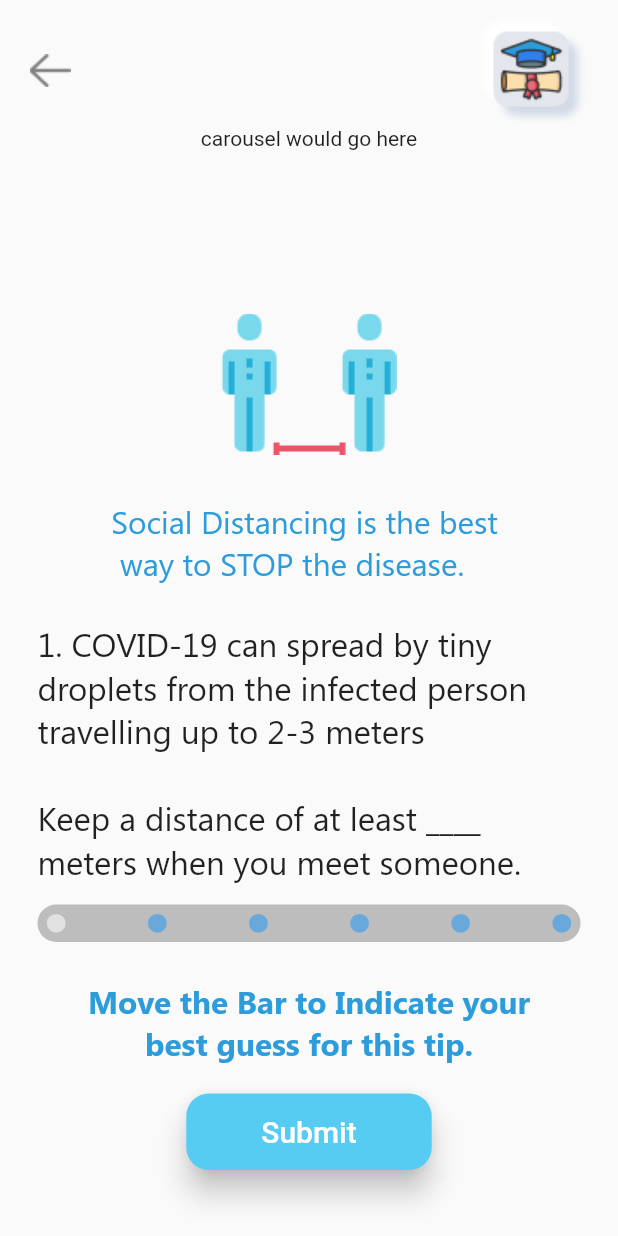
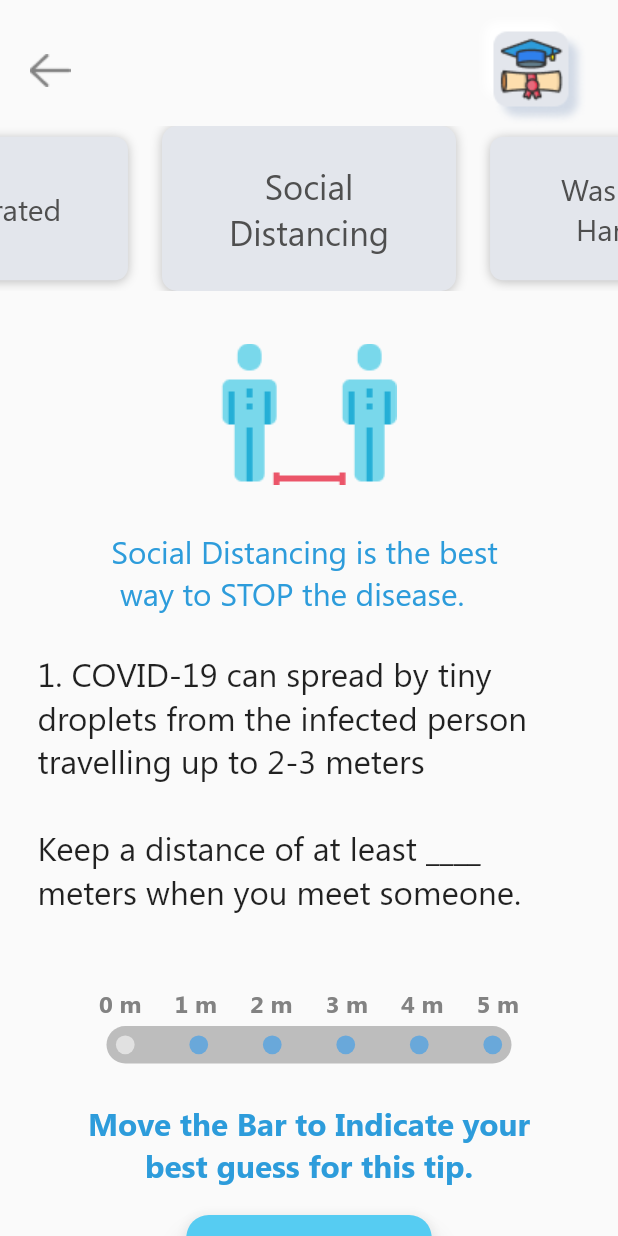
Before and after one commit to ShehzadaSalman/KnowCoronaApp, a Flutter app: the screen it shows after launch, on a phone screen of 412 x 824 dp. Run offline on Flutter 3.47's test engine with Material 2 defaults, Android fonts, the phone set to English and light mode, and no system bars; drawn by our look-alikes of carousel_slider; our stand-ins replace device_preview.

Commit message:
The second commit

```diff
--- a/lib/social-dist.dart
+++ b/lib/social-dist.dart
@@ -1,4 +1,5 @@
 import 'package:flutter/material.dart';
+import 'package:carousel_slider/carousel_slider.dart';
 
 class SocialDistance extends StatefulWidget {
   SocialDistance({Key key}) : super(key: key);
@@ -20,8 +21,25 @@ class _SocialDistanceState extends State<SocialDistance> {
             children: <Widget>[
             navigationTab(),
             surveyCarousel(),
+            SizedBox(height:30),
             surveyInformation(),
             surveyTitleQuestion(),
+            SizedBox(height: 40),
+            Container(width: 350,
+            child:   Padding(
+              padding: const EdgeInsets.symmetric(horizontal: 35.0, vertical: 0),
+              child: Row(
+                mainAxisAlignment: MainAxisAlignment.spaceBetween,
+                children: List.generate(6, (index) => Text("$index m",
+                style: TextStyle(
+                  fontSize: 16, fontWeight:FontWeight.bold, fontFamily: 'Seg',
+                  color: Color(0xFF828282)
+                )
+                ),
+                )),
+              )
+            ),
+
             CoronaSlider(),
              SizedBox(height: 20),
             Container(
@@ -62,7 +80,7 @@ class _SocialDistanceState extends State<SocialDistance> {
             ),
 
             Container(
-              padding: EdgeInsets.fromLTRB(25, 25, 25, 15),
+              padding: EdgeInsets.fromLTRB(25, 25, 60, 15),
              child: Column(
                crossAxisAlignment: CrossAxisAlignment.stretch,
                children: <Widget>[
@@ -70,13 +88,14 @@ class _SocialDistanceState extends State<SocialDistance> {
                    padding: EdgeInsets.fromLTRB(10, 10, 10, 10),
                    constraints: BoxConstraints(minHeight: 50),
 
-                   child: Text('Do not Shake hands or Hug Each Other',
-                   style: TextStyle(fontFamily: 'Seg', fontSize: 16,),
+                   child: Text('Do not Shake hand or Hug Each Other',
+                   style: TextStyle(fontFamily: 'Seg',
+                   fontSize: 16,),
                    ),
                    alignment: Alignment(0.0, 0.0),
                    decoration: BoxDecoration(
                      color: Colors.grey[300],
-                     borderRadius: new BorderRadius.all(new Radius.circular(10.0)),
+                     borderRadius:  BorderRadius.all( Radius.circular(10.0)),
                       boxShadow: [
                   BoxShadow(
                     color: Colors.grey,
@@ -143,7 +162,8 @@ class _SocialDistanceState extends State<SocialDistance> {
                    constraints: BoxConstraints(minHeight: 50),
 
                    child: Text('Wear a face mask to protect others',
-                   style: TextStyle(fontFamily: 'Seg', fontSize: 16,),
+                   textAlign: TextAlign.left,
+                   style: TextStyle(fontFamily: 'Seg', fontSize: 15,),
                    ),
                    alignment: Alignment(0.0, 0.0),
                    decoration: BoxDecoration(
@@ -231,8 +251,49 @@ class _SocialDistanceState extends State<SocialDistance> {
 
 Widget surveyCarousel(){
   return Container(
-    height: 120,
-    child: Text('carousel would go here'),
+  child: CarouselSlider(
+    items: ['Social Distancing','Washing Hands','Sneeze Cough','Hydrated'].map((i) {
+    return Builder(
+      builder: (BuildContext context) {
+        return Container(
+          width: MediaQuery.of(context).size.width,
+          margin: EdgeInsets.symmetric(horizontal: 5.0),
+          alignment: Alignment(0.0, 0.0),
+          padding: EdgeInsets.symmetric(horizontal: 20),
+          decoration: BoxDecoration(
+            color: Color(0xFFE3E6EC),
+               borderRadius:  BorderRadius.all( Radius.circular(10.0)),
+                boxShadow: [
+                  BoxShadow(
+                    color: Colors.grey[400],
+                    offset: Offset(0.0, 1.0), //(x,y)
+                    blurRadius: 6.0,
+                  ),
+                ],
+
+
+          ),
+          child: Text('$i',
+           textAlign: TextAlign.center,
+          style: TextStyle(
+            fontSize: 23.0,
+            fontWeight: FontWeight.w500,
+            color: Color(0xFF4F4F4F),
+            fontFamily: 'Seg'
+            ),
+
+          )
+        );
+      },
+    );
+  }).toList(),
+    options: CarouselOptions(
+       height: 110.0,
+       enlargeCenterPage: true,
+       viewportFraction: 0.5
+
+      ),
+      )
   );
 }
 
@@ -245,19 +306,22 @@ class CoronaSlider extends StatefulWidget {
 class _CoronaSliderState extends State<CoronaSlider> {
 
   double _value = 0.0;
+
   void _setvalue(double value) => setState(() => _value = value);
 
 
   @override
   Widget build(BuildContext context) {
+
         return Container(
+          width: 320.0,
           padding: EdgeInsets.fromLTRB(25, 5, 25, 0),
           child:  SliderTheme(
          data: SliderTheme.of(context).copyWith(
         activeTrackColor: Color(0xFFF58A97),
         inactiveTrackColor: Colors.grey[400],
         trackHeight: 25.0,
-    thumbColor: Colors.yellow,
+        thumbColor: Color(0xFFF58A97),
         thumbShape: RoundSliderThumbShape(enabledThumbRadius: 0.0),
         overlayColor: Colors.purple.withAlpha(32),
         overlayShape: RoundSliderOverlayShape(overlayRadius: 0.0),
--- a/pubspec.yaml
+++ b/pubspec.yaml
@@ -20,6 +20,7 @@ dependencies:
   flutter:
     sdk: flutter
   device_preview: ^0.4.5
+  carousel_slider: ^2.0.0
 
   # The following adds the Cupertino Icons font to your application.
   # Use with the CupertinoIcons class for iOS style icons.
```
Also changed, not shown: pubspec.lock. Lines whose indentation alone changed are shown as unchanged.
